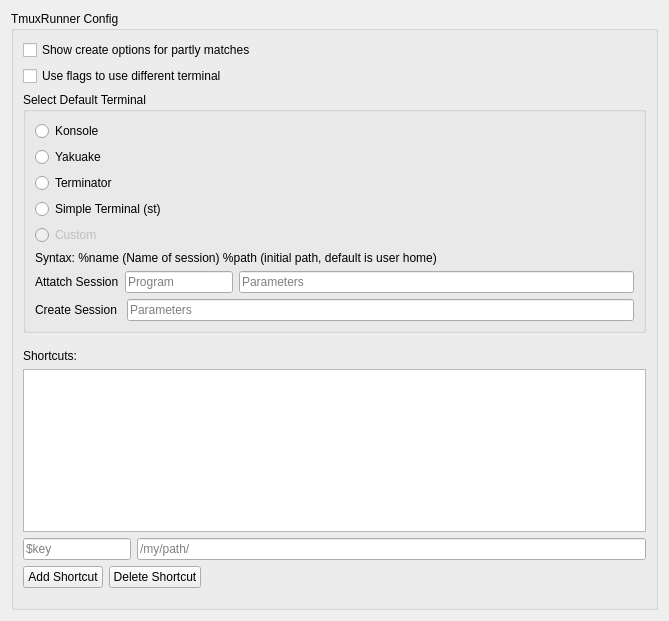
First picture: the form in src/config/tmuxrunner_config.ui, repository alex1701c/TmuxRunner, before the edit.
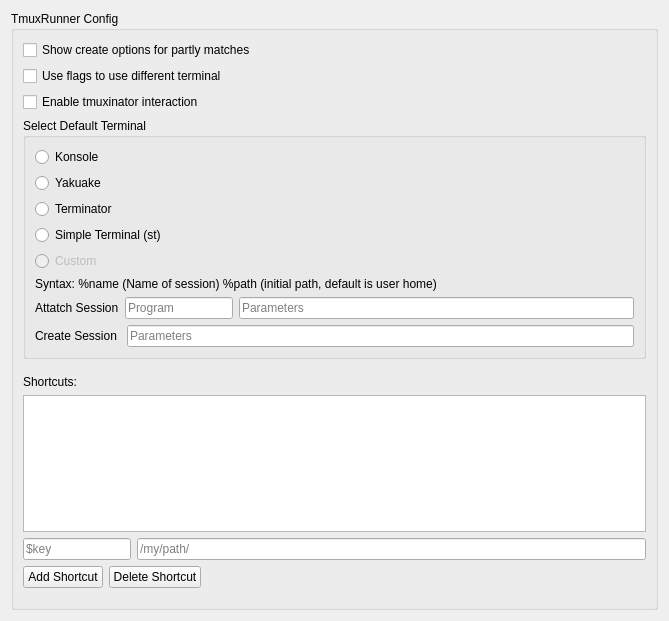
Second picture: the form after the edit.

Commit message: Add LICENSE, clean up code, tmuxinator support

What changed in the file:
```diff
--- a/src/config/tmuxrunner_config.ui
+++ b/src/config/tmuxrunner_config.ui
@@ -50,6 +50,13 @@
         </property>
        </widget>
       </item>
+      <item>
+       <widget class="QCheckBox" name="tmuxinatorEnable">
+        <property name="text">
+         <string>Enable tmuxinator interaction</string>
+        </property>
+       </widget>
+      </item>
       <item>
        <widget class="QGroupBox" name="groupBox">
         <property name="title">
```
The commit also changes 10 other files.
